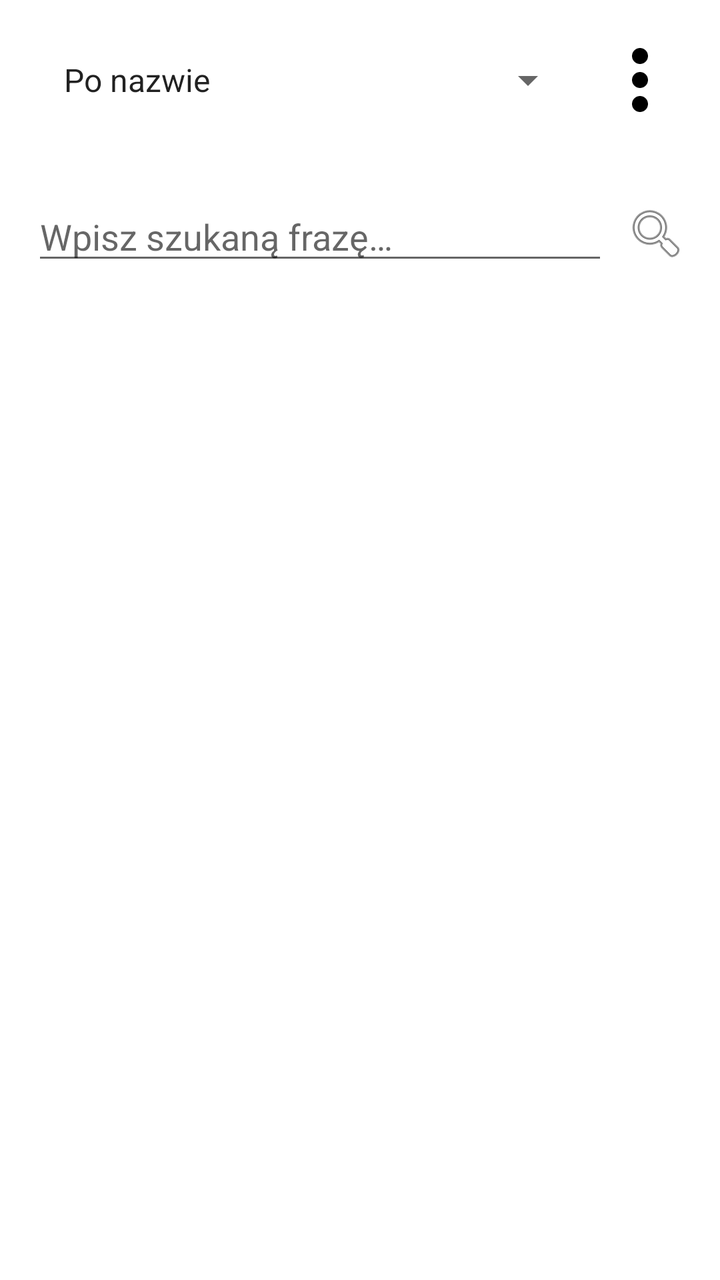
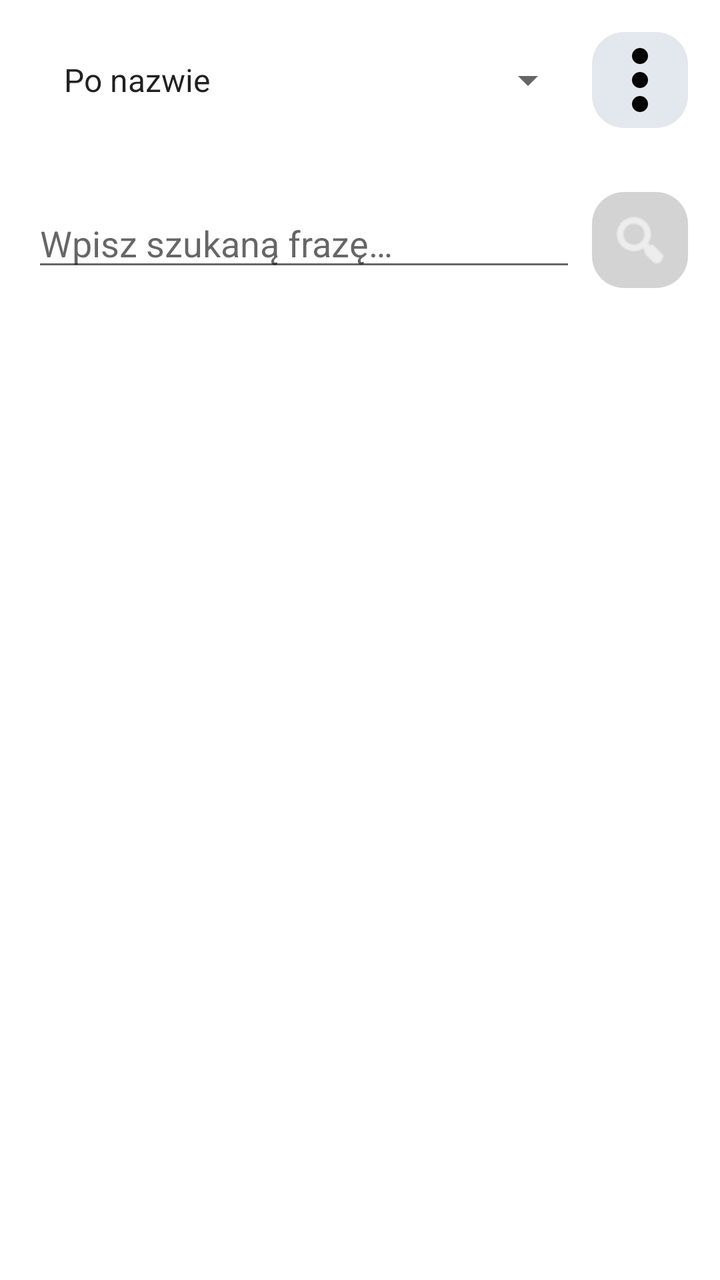

The first picture is an Android layout as it rendered before a commit; the second is the same layout after the commit. The layout source and the unified diff follow.
<!-- AndroidManifest.xml: application theme Theme.ShoppingList -->
<!-- res/layout/recipe_search_fragment_layout.xml -->
<?xml version="1.0" encoding="utf-8"?>
<LinearLayout xmlns:android="http://schemas.android.com/apk/res/android"
    xmlns:app="http://schemas.android.com/apk/res-auto"
    xmlns:tools="http://schemas.android.com/tools"
    android:layout_width="match_parent"
    android:layout_height="match_parent"
    android:id="@+id/recipe_search_activity_id"
    android:orientation="vertical">

    <LinearLayout
        android:layout_width="match_parent"
        android:layout_height="wrap_content"
        android:orientation="horizontal"
        android:gravity="center_vertical"
        android:layout_margin="16dp">

        <Spinner
            android:id="@+id/spinner_search_mode"
            android:layout_width="0dp"
            android:layout_height="wrap_content"
            android:layout_weight="1"
            android:layout_marginStart="8dp"
            android:entries="@array/search_modes" />

        <ImageButton
            android:id="@+id/recipe_menu_button"
            android:layout_width="wrap_content"
            android:layout_height="wrap_content"
            android:layout_marginStart="8dp"
            android:src="@drawable/baseline_more_vert_24"
            android:background="?android:attr/selectableItemBackground"
            android:contentDescription="@string/search_button_desc" />

    </LinearLayout>

    <LinearLayout
        android:layout_width="match_parent"
        android:layout_height="wrap_content"
        android:orientation="horizontal"
        android:gravity="center_vertical"
        android:layout_marginTop="8dp"
        android:layout_margin="16dp">

        <EditText
            android:id="@+id/editTextSearch"
            android:layout_width="0dp"
            android:layout_height="wrap_content"
            android:layout_weight="1"
            android:autofillHints=""
            android:hint="@string/search_hint"
            android:inputType="text" />

        <ImageButton
            android:id="@+id/importIngredientsButton"
            android:layout_width="wrap_content"
            android:layout_height="wrap_content"
            android:contentDescription="@string/todo"
            android:layout_marginStart="8dp"
            android:background="@drawable/baseline_add_24"
            android:visibility="gone"
            />

        <ImageButton
            android:id="@+id/imageButtonSearch"
            android:layout_width="wrap_content"
            android:layout_height="wrap_content"
            android:layout_marginStart="8dp"
            android:src="@android:drawable/ic_menu_search"
            android:background="?android:attr/selectableItemBackground"
            android:contentDescription="@string/search_button_desc" />

    </LinearLayout>

    <androidx.constraintlayout.widget.ConstraintLayout
        android:layout_width="match_parent"
        android:layout_height="match_parent"
        android:layout_margin="16dp"
        >

        <ProgressBar
            android:id="@+id/loadingDataProgressBar"
            android:layout_width="wrap_content"
            android:layout_height="wrap_content"
            android:layout_centerHorizontal="true"
            android:layout_centerVertical="true"
            android:visibility="gone"
            app:layout_constraintBottom_toBottomOf="parent"
            app:layout_constraintEnd_toEndOf="parent"
            app:layout_constraintStart_toStartOf="parent"
            app:layout_constraintTop_toTopOf="parent" />

        <TextView
            android:id="@+id/emptyView"
            android:layout_width="match_parent"
            android:layout_height="match_parent"
            android:gravity="center"
            android:visibility="gone"
            android:text="@string/no_elements_in_list_msg_text"
            app:layout_constraintEnd_toEndOf="parent"
            app:layout_constraintStart_toStartOf="parent"
            app:layout_constraintTop_toTopOf="parent" />

        <androidx.recyclerview.widget.RecyclerView
            android:id="@+id/recyclerViewRecipes"
            android:layout_width="match_parent"
            android:layout_height="match_parent"
            app:layout_constraintEnd_toEndOf="parent"
            app:layout_constraintStart_toStartOf="parent"
            app:layout_constraintTop_toTopOf="parent" />

    </androidx.constraintlayout.widget.ConstraintLayout>





</LinearLayout>
<!-- resources referenced by this layout -->
<resources>
  <string-array name="search_modes">
      <item>@string/with_name_search_menu_txt</item>
      <item>@string/with_ingredients_search_menu_txt</item>
      <item>@string/with_tags_search_menu_txt</item>
      <item>@string/with_tags_required_search_menu_txt</item>
  </string-array>
  <!-- drawable baseline_add_24 (drawable) -->
  <vector xmlns:android="http://schemas.android.com/apk/res/android" android:height="48dp" android:tint="#000000" android:viewportHeight="24" android:viewportWidth="24" android:width="48dp">
        
      <path android:fillColor="@android:color/white" android:pathData="M19,13h-6v6h-2v-6H5v-2h6V5h2v6h6v2z"/>
      
  </vector>
  <!-- drawable baseline_more_vert_24 (drawable) -->
  <vector xmlns:android="http://schemas.android.com/apk/res/android" android:height="48dp" android:tint="#000000" android:viewportHeight="24" android:viewportWidth="24" android:width="48dp">
        
      <path android:fillColor="@android:color/white" android:pathData="M12,8c1.1,0 2,-0.9 2,-2s-0.9,-2 -2,-2 -2,0.9 -2,2 0.9,2 2,2zM12,10c-1.1,0 -2,0.9 -2,2s0.9,2 2,2 2,-0.9 2,-2 -0.9,-2 -2,-2zM12,16c-1.1,0 -2,0.9 -2,2s0.9,2 2,2 2,-0.9 2,-2 -0.9,-2 -2,-2z"/>
      
  </vector>
  <string name="no_elements_in_list_msg_text">Brak elelemtów w liście</string>
  <string name="search_button_desc">Wyszukaj</string>
  <string name="search_hint">Wpisz szukaną frazę…</string>
  <string name="todo">TODO</string>
  <style name="Theme.ShoppingList" parent="Theme.MaterialComponents.DayNight.NoActionBar">
          
          <item name="colorPrimary">@color/light_gray</item>
          <item name="colorPrimaryVariant">@color/gray</item>
          <item name="colorOnPrimary">@color/white</item>
          
          <item name="colorSecondary">@color/teal_200</item>
          <item name="colorSecondaryVariant">@color/teal_700</item>
          <item name="colorOnSecondary">@color/black</item>
          
          <item name="android:statusBarColor">?attr/colorPrimaryVariant</item>
          
      </style>
  <string name="with_name_search_menu_txt">Po nazwie</string>
  <string name="with_ingredients_search_menu_txt">Po składnikach</string>
  <string name="with_tags_search_menu_txt">Po tagach</string>
  <string name="with_tags_required_search_menu_txt">Po tagach (wymagane)</string>
  <color name="light_gray">#FFD3D3D3</color>
  <color name="gray">#FF808080</color>s
  <color name="white">#FFFFFFFF</color>
  <color name="teal_200">#FF03DAC5</color>
  <color name="teal_700">#FF018786</color>
  <color name="black">#FF000000</color>
</resources>

<!-- the commit's change to res/layout/recipe_search_fragment_layout.xml (unified diff, before → after) -->
@@ -24,12 +24,14 @@
 
         <ImageButton
             android:id="@+id/recipe_menu_button"
-            android:layout_width="wrap_content"
-            android:layout_height="wrap_content"
+            android:layout_width="@dimen/icon_button_min_size"
+            android:layout_height="@dimen/icon_button_min_size"
             android:layout_marginStart="8dp"
+            android:background="@drawable/ripple_rounded_tonal"
+            android:contentDescription="@string/search_button_desc"
+            android:padding="10dp"
             android:src="@drawable/baseline_more_vert_24"
-            android:background="?android:attr/selectableItemBackground"
-            android:contentDescription="@string/search_button_desc" />
+            app:tint="?attr/colorOnSurface" />
 
     </LinearLayout>
 
@@ -52,22 +54,26 @@
 
         <ImageButton
             android:id="@+id/importIngredientsButton"
-            android:layout_width="wrap_content"
-            android:layout_height="wrap_content"
+            android:layout_width="@dimen/icon_button_min_size"
+            android:layout_height="@dimen/icon_button_min_size"
+            android:layout_marginStart="8dp"
+            android:background="@drawable/ripple_rounded_primary"
             android:contentDescription="@string/todo"
-            android:layout_marginStart="8dp"
-            android:background="@drawable/baseline_add_24"
+            android:padding="10dp"
+            android:src="@drawable/baseline_add_24"
             android:visibility="gone"
-            />
+            app:tint="?attr/colorOnPrimary" />
 
         <ImageButton
             android:id="@+id/imageButtonSearch"
-            android:layout_width="wrap_content"
-            android:layout_height="wrap_content"
+            android:layout_width="@dimen/icon_button_min_size"
+            android:layout_height="@dimen/icon_button_min_size"
             android:layout_marginStart="8dp"
+            android:background="@drawable/ripple_rounded_primary"
+            android:contentDescription="@string/search_button_desc"
+            android:padding="10dp"
             android:src="@android:drawable/ic_menu_search"
-            android:background="?android:attr/selectableItemBackground"
-            android:contentDescription="@string/search_button_desc" />
+            app:tint="?attr/colorOnPrimary" />
 
     </LinearLayout>
 
<!-- resource entries referenced after the edit -->
@@ -6,6 +6,7 @@
       <item>@string/with_tags_search_menu_txt</item>
       <item>@string/with_tags_required_search_menu_txt</item>
   </string-array>
+  <dimen name="icon_button_min_size">48dp</dimen>
   <!-- drawable baseline_add_24 (drawable) -->
   <vector xmlns:android="http://schemas.android.com/apk/res/android" android:height="48dp" android:tint="#000000" android:viewportHeight="24" android:viewportWidth="24" android:width="48dp">
         
@@ -18,6 +19,28 @@
       <path android:fillColor="@android:color/white" android:pathData="M12,8c1.1,0 2,-0.9 2,-2s-0.9,-2 -2,-2 -2,0.9 -2,2 0.9,2 2,2zM12,10c-1.1,0 -2,0.9 -2,2s0.9,2 2,2 2,-0.9 2,-2 -0.9,-2 -2,-2zM12,16c-1.1,0 -2,0.9 -2,2s0.9,2 2,2 2,-0.9 2,-2 -0.9,-2 -2,-2z"/>
       
   </vector>
+  <!-- drawable ripple_rounded_primary (drawable) -->
+  <?xml version="1.0" encoding="utf-8"?>
+  <ripple xmlns:android="http://schemas.android.com/apk/res/android"
+      android:color="?attr/colorControlHighlight">
+      <item>
+          <shape android:shape="rectangle">
+              <corners android:radius="@dimen/corner_radius_button" />
+              <solid android:color="?attr/colorPrimary" />
+          </shape>
+      </item>
+  </ripple>
+  <!-- drawable ripple_rounded_tonal (drawable) -->
+  <?xml version="1.0" encoding="utf-8"?>
+  <ripple xmlns:android="http://schemas.android.com/apk/res/android"
+      android:color="?attr/colorControlHighlight">
+      <item>
+          <shape android:shape="rectangle">
+              <corners android:radius="@dimen/corner_radius_button" />
+              <solid android:color="@color/icon_button_tonal_bg" />
+          </shape>
+      </item>
+  </ripple>
   <string name="no_elements_in_list_msg_text">Brak elelemtów w liście</string>
   <string name="search_button_desc">Wyszukaj</string>
   <string name="search_hint">Wpisz szukaną frazę…</string>
@@ -33,17 +56,27 @@
           <item name="colorOnSecondary">@color/black</item>
           
           <item name="android:statusBarColor">?attr/colorPrimaryVariant</item>
+          <item name="materialButtonStyle">@style/Widget.ShoppingList.Button.Primary</item>
           
       </style>
   <string name="with_name_search_menu_txt">Po nazwie</string>
   <string name="with_ingredients_search_menu_txt">Po składnikach</string>
   <string name="with_tags_search_menu_txt">Po tagach</string>
   <string name="with_tags_required_search_menu_txt">Po tagach (wymagane)</string>
+  <dimen name="corner_radius_button">16dp</dimen>
+  <color name="icon_button_tonal_bg">#E3E8EF</color>
   <color name="light_gray">#FFD3D3D3</color>
-  <color name="gray">#FF808080</color>s
+  <color name="gray">#FF808080</color>
   <color name="white">#FFFFFFFF</color>
   <color name="teal_200">#FF03DAC5</color>
   <color name="teal_700">#FF018786</color>
   <color name="black">#FF000000</color>
+  <style name="Widget.ShoppingList.Button.Primary" parent="Widget.MaterialComponents.Button">
+          <item name="cornerRadius">@dimen/corner_radius_button</item>
+          <item name="android:minHeight">48dp</item>
+          <item name="android:insetTop">0dp</item>
+          <item name="android:insetBottom">0dp</item>
+          <item name="android:textAllCaps">false</item>
+      </style>
 </resources>
 
